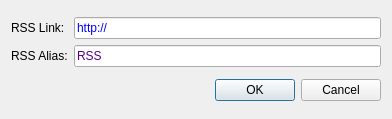
androidarduino/cutereader, file src/rssurl.ui: the form before one commit.
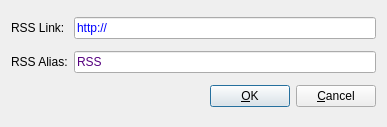
The form after the commit.

What changed in the file:
```diff
--- a/src/rssurl.ui
+++ b/src/rssurl.ui
@@ -5,15 +5,13 @@
    <rect>
     <x>0</x>
     <y>0</y>
-    <width>392</width>
-    <height>119</height>
+    <width>387</width>
+    <height>127</height>
    </rect>
   </property>
   <property name="windowTitle" >
    <string>RSS Channel URL</string>
   </property>
-  <layout class="QVBoxLayout" name="verticalLayout" >
-   <item>
     <layout class="QGridLayout" name="gridLayout" >
      <item row="0" column="0" >
       <widget class="QLabel" name="label" >
@@ -147,17 +145,39 @@
        </property>
       </widget>
      </item>
-    </layout>
-   </item>
+   <item row="2" column="0" colspan="2" >
+    <layout class="QHBoxLayout" name="horizontalLayout" >
    <item>
-    <widget class="QDialogButtonBox" name="buttonBox" >
+      <spacer name="horizontalSpacer" >
      <property name="orientation" >
       <enum>Qt::Horizontal</enum>
      </property>
-     <property name="standardButtons" >
-      <set>QDialogButtonBox::Cancel|QDialogButtonBox::Ok</set>
-     </property>
-    </widget>
+       <property name="sizeHint" stdset="0" >
+        <size>
+         <width>178</width>
+         <height>20</height>
+        </size>
+       </property>
+      </spacer>
+     </item>
+     <item>
+      <widget class="QPushButton" name="pushButton" >
+       <property name="text" >
+        <string>&amp;OK</string>
+       </property>
+       <property name="default" >
+        <bool>true</bool>
+       </property>
+      </widget>
+     </item>
+     <item>
+      <widget class="QPushButton" name="pushButton_2" >
+       <property name="text" >
+        <string>&amp;Cancel</string>
+       </property>
+      </widget>
+     </item>
+    </layout>
    </item>
   </layout>
  </widget>
```
Left out of the diff: 22 changed lines with no effect on the pictures. Lines whose indentation alone changed are shown as unchanged.
